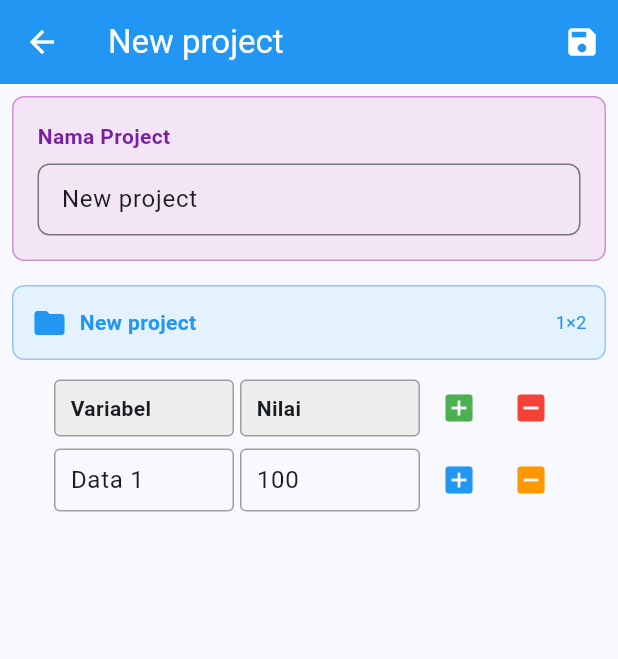
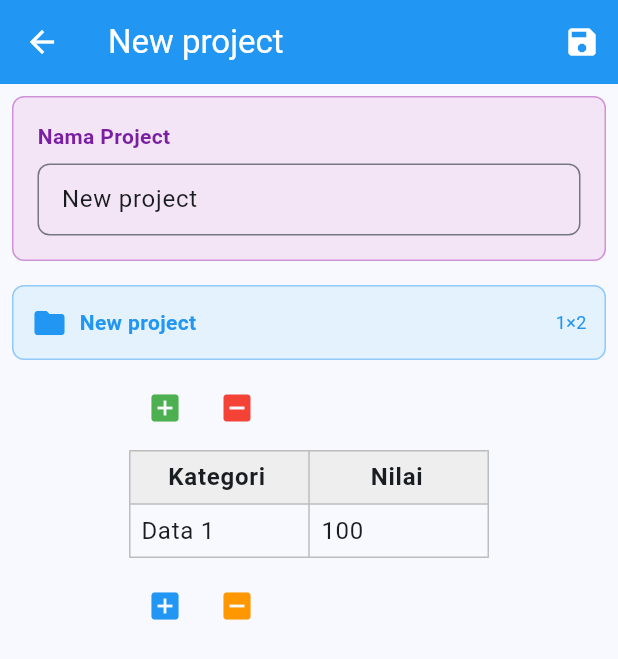
Before and after one commit to virtuezzysm202/chartix, a Flutter app: the InputDataPage screen opened by its route, on a phone screen of 412 x 824 dp. Shown: the top 659 px of the screen. Run offline on Flutter 3.47's test engine with Material 3 defaults, Android fonts, the phone set to English and light mode, and no system bars; our stand-ins replace shared_preferences; accounts and stored records are empty.

Commit message:
Update input data chartable

```diff
--- a/lib/presentation/pages/input/input_data_page.dart
+++ b/lib/presentation/pages/input/input_data_page.dart
@@ -1,4 +1,5 @@
 import 'package:flutter/material.dart';
+import 'package:flutter/services.dart';
 import '../../../data/models/project.dart';
 import '../../../core/services/storage_service.dart';
 
@@ -16,18 +17,19 @@ class _InputDataPageState extends State<InputDataPage> {
   late List<List<TextEditingController>> table;
   late List<String> headers;
   late TextEditingController projectNameController;
+  late List<TextEditingController> headerControllers;
   bool _hasChanges = false;
 
   @override
   void initState() {
     super.initState();
-    // Buat project default
+
     currentProject =
         widget.project ??
         Project(
           id: DateTime.now().millisecondsSinceEpoch.toString(),
           name: "New project",
-          headers: ["Variabel", "Nilai"],
+          headers: ["Kategori", "Nilai"],
           data: [
             ["Data 1", "100"],
           ],
@@ -39,9 +41,15 @@ class _InputDataPageState extends State<InputDataPage> {
     projectNameController = TextEditingController(text: currentProject.name);
     projectNameController.addListener(() => setState(() => _hasChanges = true));
 
+    headerControllers = headers.map((h) {
+      final controller = TextEditingController(text: h);
+      controller.addListener(() => setState(() => _hasChanges = true));
+      return controller;
+    }).toList();
+
     table = currentProject.data.map((row) {
-      return row.asMap().entries.map((entry) {
-        final controller = TextEditingController(text: entry.value);
+      return row.map((cell) {
+        final controller = TextEditingController(text: cell);
         controller.addListener(() => setState(() => _hasChanges = true));
         return controller;
       }).toList();
@@ -51,6 +59,9 @@ class _InputDataPageState extends State<InputDataPage> {
   @override
   void dispose() {
     projectNameController.dispose();
+    for (var controller in headerControllers) {
+      controller.dispose();
+    }
     for (var row in table) {
       for (var controller in row) {
         controller.dispose();
@@ -62,9 +73,14 @@ class _InputDataPageState extends State<InputDataPage> {
   void _addColumn() {
     setState(() {
       headers.add("Data ${headers.length}");
+      headerControllers.add(
+        TextEditingController(text: "Data ${headers.length}")
+          ..addListener(() => setState(() => _hasChanges = true)),
+      );
+
       for (var row in table) {
-        final controller = TextEditingController();
-        controller.addListener(() => setState(() => _hasChanges = true));
+        final controller = TextEditingController()
+          ..addListener(() => setState(() => _hasChanges = true));
         row.add(controller);
       }
       _hasChanges = true;
@@ -75,6 +91,8 @@ class _InputDataPageState extends State<InputDataPage> {
     if (headers.length > 1) {
       setState(() {
         headers.removeLast();
+        headerControllers.removeLast().dispose();
+
         for (var row in table) {
           row.removeLast().dispose();
         }
@@ -111,6 +129,8 @@ class _InputDataPageState extends State<InputDataPage> {
 
   Future<void> _saveData() async {
     try {
+      headers = headerControllers.map((c) => c.text).toList();
+
       List<List<String>> data = table
           .map((row) => row.map((c) => c.text).toList())
           .toList();
@@ -248,44 +268,18 @@ class _InputDataPageState extends State<InputDataPage> {
             ),
           ),
 
-          // Tabel
+          // TABEL INPUT DATA
           Expanded(
             child: SingleChildScrollView(
               scrollDirection: Axis.horizontal,
               child: Column(
                 crossAxisAlignment: CrossAxisAlignment.start,
                 children: [
-                  // HEADER
-                  Row(
-                    mainAxisSize: MainAxisSize.min,
-                    children: [
-                      ...List.generate(headers.length, (index) {
-                        return Container(
-                          width: 120,
-                          margin: const EdgeInsets.all(2),
-                          padding: const EdgeInsets.symmetric(
-                            vertical: 8,
-                            horizontal: 10,
-                          ),
-                          decoration: BoxDecoration(
-                            color: Colors.grey[200],
-                            border: Border.all(color: Colors.grey),
-                            borderRadius: BorderRadius.circular(4),
-                          ),
-                          child: Text(
-                            headers[index],
-                            style: const TextStyle(fontWeight: FontWeight.bold),
-                          ),
-                        );
-                      }),
-                      // Tombol kolom
+                  // Tombol tambah/hapus kolom
                   Row(
                     children: [
                       IconButton(
-                            icon: const Icon(
-                              Icons.add_box,
-                              color: Colors.green,
-                            ),
+                        icon: const Icon(Icons.add_box, color: Colors.green),
                         onPressed: _addColumn,
                       ),
                       IconButton(
@@ -293,55 +287,103 @@ class _InputDataPageState extends State<InputDataPage> {
                           Icons.indeterminate_check_box,
                           color: Colors.red,
                         ),
-                            onPressed: headers.length > 1
-                                ? _removeColumn
-                                : null,
-                          ),
-                        ],
+                        onPressed: headers.length > 1 ? _removeColumn : null,
                       ),
                     ],
                   ),
 
-                  // ISI TABEL
-                  Expanded(
-                    child: SingleChildScrollView(
-                      child: Column(
-                        children: List.generate(table.length, (rowIndex) {
-                          return Row(
-                            mainAxisSize: MainAxisSize.min,
+                  const SizedBox(height: 4),
+
+                  // Table header + data
+                  SingleChildScrollView(
+                    scrollDirection: Axis.vertical,
+                    child: Table(
+                      border: TableBorder.all(
+                        color: Colors.grey.shade400,
+                        width: 1,
+                      ),
+                      defaultColumnWidth: const FixedColumnWidth(120),
                       children: [
-                              ...List.generate(table[rowIndex].length, (
-                                colIndex,
-                              ) {
+                        // HEADER
+                        TableRow(
+                          decoration: BoxDecoration(color: Colors.grey[200]),
+                          children: headerControllers.map((controller) {
                             return Container(
-                                  width: 120,
-                                  margin: const EdgeInsets.all(2),
-                                  decoration: BoxDecoration(
-                                    border: Border.all(color: Colors.grey),
-                                    borderRadius: BorderRadius.circular(4),
+                              padding: const EdgeInsets.symmetric(
+                                horizontal: 4,
+                                vertical: 4,
                               ),
+                              alignment: Alignment.center,
                               child: TextField(
-                                    controller: table[rowIndex][colIndex],
+                                controller: controller,
+                                textAlign: TextAlign.center,
                                 decoration: const InputDecoration(
                                   border: InputBorder.none,
                                   isDense: true,
                                   contentPadding: EdgeInsets.symmetric(
-                                        vertical: 8,
-                                        horizontal: 10,
+                                    horizontal: 4,
+                                    vertical: 2,
+                                  ),
+                                ),
+                                style: const TextStyle(
+                                  fontWeight: FontWeight.bold,
+                                ),
+                              ),
+                            );
+                          }).toList(),
+                        ),
+
+                        // DATA ROWS
+                        ...table.map((rowControllers) {
+                          return TableRow(
+                            children: rowControllers.asMap().entries.map((
+                              colEntry,
+                            ) {
+                              int colIndex = colEntry.key;
+                              TextEditingController controller = colEntry.value;
+                              bool isValueColumn = colIndex != 0;
+
+                              return Container(
+                                padding: const EdgeInsets.symmetric(
+                                  horizontal: 4,
+                                  vertical: 4,
+                                ),
+                                alignment: Alignment.centerLeft,
+                                child: TextField(
+                                  controller: controller,
+                                  keyboardType: isValueColumn
+                                      ? TextInputType.number
+                                      : TextInputType.text,
+                                  inputFormatters: isValueColumn
+                                      ? [FilteringTextInputFormatter.digitsOnly]
+                                      : [],
+                                  decoration: InputDecoration(
+                                    hintText: isValueColumn
+                                        ? 'Masukkan angka'
+                                        : 'Nama kategori',
+                                    border: InputBorder.none,
+                                    isDense: true,
+                                    contentPadding: const EdgeInsets.symmetric(
+                                      horizontal: 4,
+                                      vertical: 2,
                                     ),
                                   ),
                                 ),
                               );
-                              }),
-                              // Tombol baris (hanya di baris terakhir)
-                              if (rowIndex == table.length - 1)
+                            }).toList(),
+                          );
+                        }).toList(),
+                      ],
+                    ),
+                  ),
+
+                  const SizedBox(height: 8),
+
+                  // Tombol tambah/hapus baris
                   Row(
                     children: [
                       IconButton(
-                                      icon: const Icon(
-                                        Icons.add_box,
-                                        color: Colors.blue,
-                                      ),
+                        icon: const Icon(Icons.add_box, color: Colors.blue),
                         onPressed: _addRow,
                       ),
                       IconButton(
@@ -349,17 +391,9 @@ class _InputDataPageState extends State<InputDataPage> {
                           Icons.indeterminate_check_box,
                           color: Colors.orange,
                         ),
-                                      onPressed: table.length > 1
-                                          ? _removeRow
-                                          : null,
+                        onPressed: table.length > 1 ? _removeRow : null,
                       ),
                     ],
-                                ),
-                            ],
-                          );
-                        }),
-                      ),
-                    ),
                   ),
                 ],
               ),
```
Lines whose indentation alone changed are shown as unchanged.
